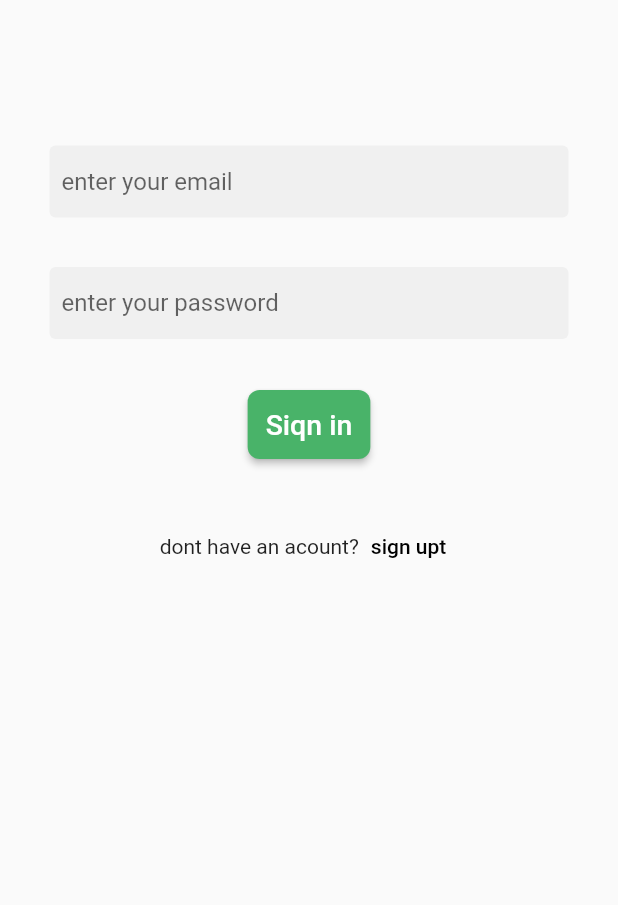
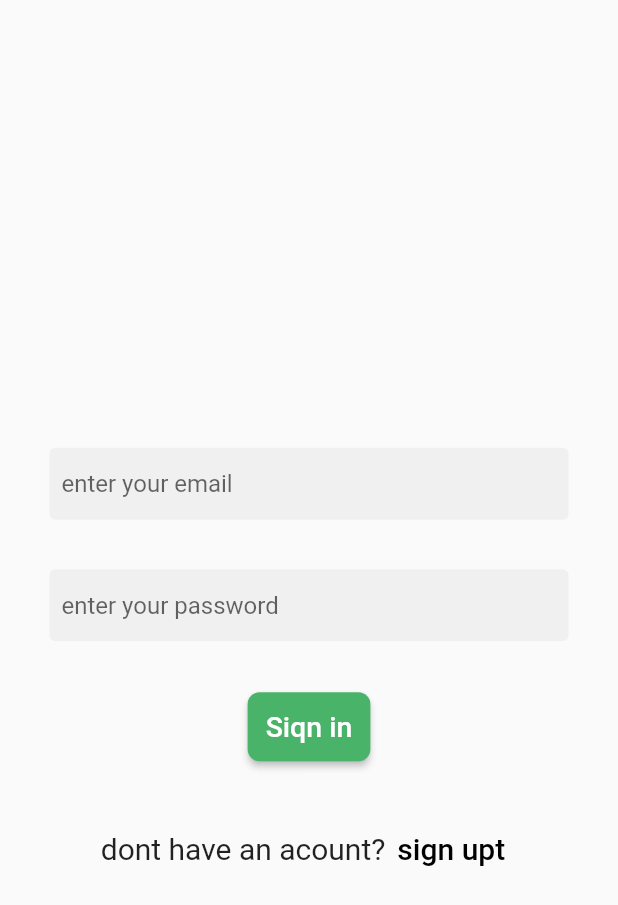
Before and after one commit to AyaEidAttya/E-commerce-app, a Flutter app: the screen it shows after launch, on a phone screen of 412 x 824 dp. Shown: the top 905 px of the screen. Run offline on Flutter 3.47's test engine with Material 2 defaults, Android fonts, the phone set to English and light mode, and no system bars.

Commit message:
edit size font

```diff
--- a/lib/pages/logine.dart/login.dart
+++ b/lib/pages/logine.dart/login.dart
@@ -16,6 +16,7 @@ class login extends StatelessWidget {
         child: Padding(
           padding: const EdgeInsets.all(33.0),
           child: Column(
+            mainAxisAlignment: MainAxisAlignment.center,
             children: [
               const SizedBox(
                 height: 64,
@@ -60,11 +61,11 @@ class login extends StatelessWidget {
               Row(
                 mainAxisAlignment: MainAxisAlignment.center,
                 children: [
-                  Text("dont have an acount?"),
+                  Text("dont have an acount?",style: TextStyle(fontSize: 20)),
                   TextButton(
                     onPressed: () {},
                     child:
-                        Text('sign upt', style: TextStyle(color: Colors.black)),
+                        Text('sign upt', style: TextStyle(color: Colors.black,fontSize: 20)),
                   )
                 ],
               )
```
